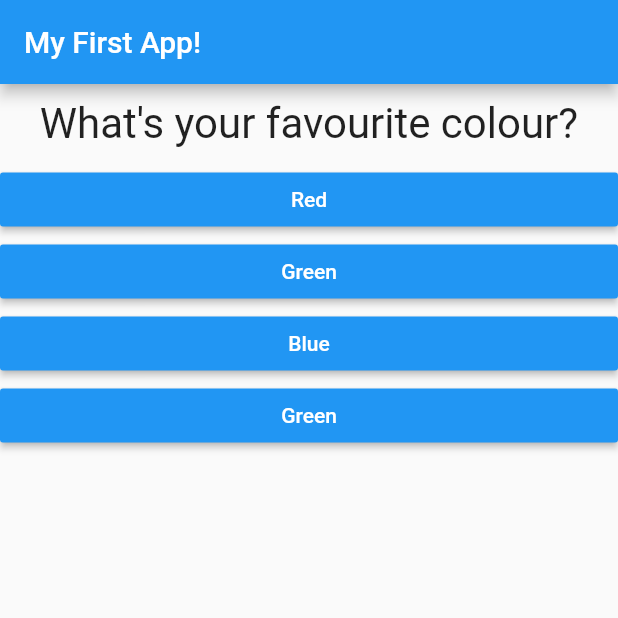
After one commit to akhilvp07/flutter_quiz_app, a Flutter app: the screen it shows after launch, on a phone screen of 412 x 824 dp, the top half of it. The commit adds this screen. Run offline on Flutter 3.47's test engine with Material 2 defaults, Android fonts, the phone set to English and light mode, and no system bars.

Commit message:
New widgets added for readability Introduced Quiz and Result widgets

```diff
--- a/lib/main.dart
+++ b/lib/main.dart
@@ -1,7 +1,8 @@
 import 'package:flutter/material.dart';
+import 'package:flutter_complete_guide/quiz.dart';
+import 'package:flutter_complete_guide/result.dart';
 
-import './question.dart';
-import './answer.dart';
+import './quiz.dart';
 
 // void main() {
 //   runApp(MyApp());
@@ -17,6 +18,20 @@ class MyApp extends StatefulWidget {
 }
 
 class _MyAppState extends State<MyApp> {
+  final _questions = const [
+    {
+      'questionText': 'What\'s your favourite colour?',
+      'answers': ['Red', 'Green', 'Blue', 'Green'],
+    },
+    {
+      'questionText': 'What\'s your favourite animal?',
+      'answers': ['Lion', 'Tiger', 'Bear', 'Deer'],
+    },
+    {
+      'questionText': 'What\'s your favourite food?',
+      'answers': ['Rice', 'Noodles', 'Burger', 'Cake'],
+    },
+  ];
   var _questionIndex = 0;
   void _answerQuestion() {
     setState(() {
@@ -26,40 +41,17 @@ class _MyAppState extends State<MyApp> {
 
   @override
   Widget build(BuildContext context) {
-    var questions = [
-      {
-        'questionText': 'What\'s your favourite colour?',
-        'answers': ['Red', 'Green', 'Blue', 'Green'],
-      },
-      {
-        'questionText': 'What\'s your favourite animal?',
-        'answers': ['Lion', 'Tiger', 'Bear', 'Deer'],
-      },
-      {
-        'questionText': 'What\'s your favourite food?',
-        'answers': ['Rice', 'Noodles', 'Burger', 'Cake'],
-      },
-    ];
     var scaffold = Scaffold(
       appBar: AppBar(
         title: Text('My First App!'),
       ),
-      body: _questionIndex < questions.length
-          ? Column(
-              children: [
-                Question(
-                  questions[_questionIndex]['questionText'],
-                ),
-                //Answers
-                ...(questions[_questionIndex]['answers'] as List<String>)
-                    .map((answer) {
-                  return Answer(_answerQuestion, answer);
-                }).toList()
-              ],
+      body: _questionIndex < _questions.length
+          ? Quiz(
+              answerQuestion: _answerQuestion,
+              questionIndex: _questionIndex,
+              questions: _questions,
             )
-          : Center(
-              child: Text('You did it!'),
-            ),
+          : Result(),
     );
     return MaterialApp(
       home: scaffold,
--- /dev/null
+++ b/lib/quiz.dart
@@ -0,0 +1,31 @@
+import 'package:flutter/material.dart';
+
+import './question.dart';
+import './answer.dart';
+
+class Quiz extends StatelessWidget {
+  final Function answerQuestion;
+  final int questionIndex;
+  final List<Map<String, Object>> questions;
+
+  Quiz({
+    @required this.questions,
+    @required this.answerQuestion,
+    @required this.questionIndex,
+  });
+
+  @override
+  Widget build(BuildContext context) {
+    return Column(
+      children: [
+        Question(
+          questions[questionIndex]['questionText'],
+        ),
+        //Answers
+        ...(questions[questionIndex]['answers'] as List<String>).map((answer) {
+          return Answer(answerQuestion, answer);
+        }).toList()
+      ],
+    );
+  }
+}
```
Also changed, not shown: lib/result.dart (added, +10 -0 lines).
